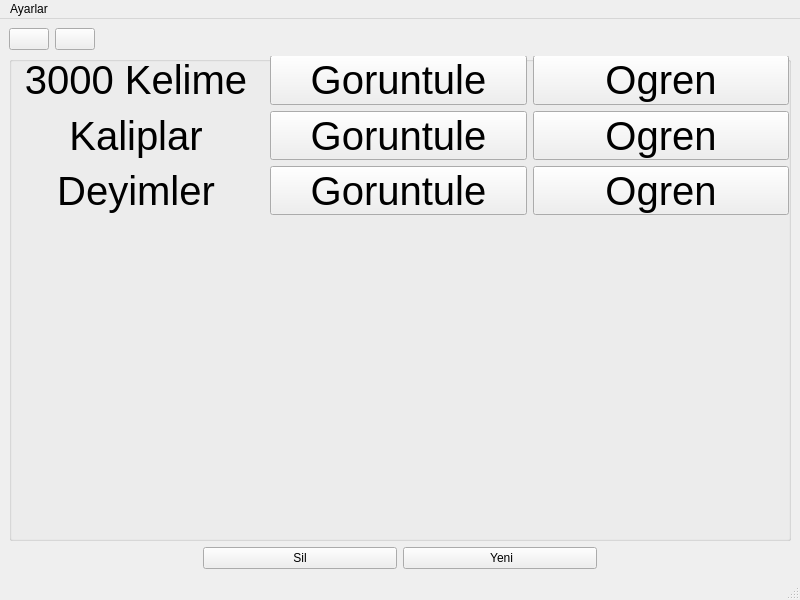
The window that dosya.ui (SuatCobankaya/ingilizce) describes before a commit, drawn with Qt 5.
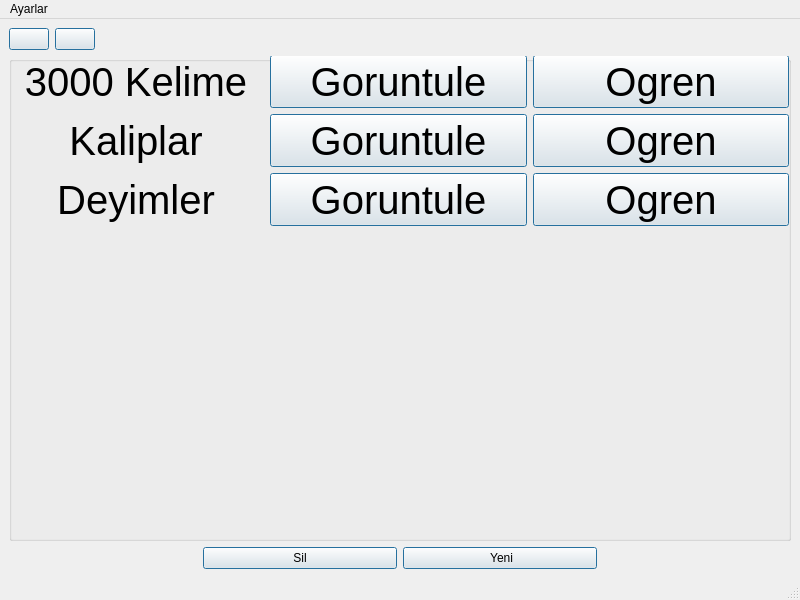
The same window after the commit. Icons and pictures are not drawn.

What changed in the file:
```diff
--- a/dosya.ui
+++ b/dosya.ui
@@ -17,13 +17,26 @@
    <layout class="QVBoxLayout" name="verticalLayout_2">
     <item>
      <layout class="QHBoxLayout" name="horizontalLayout">
+      <property name="sizeConstraint">
+       <enum>QLayout::SizeConstraint::SetDefaultConstraint</enum>
+      </property>
+      <property name="topMargin">
+       <number>0</number>
+      </property>
+      <property name="bottomMargin">
+       <number>0</number>
+      </property>
       <item>
        <widget class="QPushButton" name="pushButton_geri">
         <property name="text">
          <string/>
         </property>
         <property name="icon">
-         <iconset theme="QIcon::ThemeIcon::GoPrevious"/>
+         <iconset>
+          <normaloff>geri.png</normaloff>geri.png</iconset>
+        </property>
+        <property name="default">
+         <bool>true</bool>
         </property>
        </widget>
       </item>
@@ -33,7 +46,11 @@
          <string/>
         </property>
         <property name="icon">
-         <iconset theme="QIcon::ThemeIcon::GoHome"/>
+         <iconset>
+          <normaloff>main.png</normaloff>main.png</iconset>
+        </property>
+        <property name="default">
+         <bool>true</bool>
         </property>
        </widget>
       </item>
@@ -63,10 +80,19 @@
          <x>-1</x>
          <y>-1</y>
          <width>781</width>
-         <height>160</height>
+         <height>171</height>
         </rect>
        </property>
        <layout class="QGridLayout" name="gridLayout">
+        <property name="leftMargin">
+         <number>0</number>
+        </property>
+        <property name="topMargin">
+         <number>0</number>
+        </property>
+        <property name="bottomMargin">
+         <number>0</number>
+        </property>
         <item row="1" column="1">
          <widget class="QPushButton" name="pushButton_2">
           <property name="font">
@@ -77,6 +103,9 @@
           <property name="text">
            <string>Goruntule</string>
           </property>
+          <property name="default">
+           <bool>true</bool>
+          </property>
          </widget>
         </item>
         <item row="0" column="0">
@@ -119,6 +148,9 @@
           <property name="text">
            <string>Goruntule</string>
           </property>
+          <property name="default">
+           <bool>true</bool>
+          </property>
          </widget>
         </item>
         <item row="0" column="1">
@@ -131,6 +163,9 @@
           <property name="text">
            <string>Goruntule</string>
           </property>
+          <property name="default">
+           <bool>true</bool>
+          </property>
          </widget>
         </item>
         <item row="2" column="0">
@@ -158,6 +193,9 @@
           <property name="text">
            <string>Ogren</string>
           </property>
+          <property name="default">
+           <bool>true</bool>
+          </property>
          </widget>
         </item>
         <item row="1" column="2">
@@ -170,6 +208,9 @@
           <property name="text">
            <string>Ogren</string>
           </property>
+          <property name="default">
+           <bool>true</bool>
+          </property>
          </widget>
         </item>
         <item row="2" column="2">
@@ -182,6 +223,9 @@
           <property name="text">
            <string>Ogren</string>
           </property>
+          <property name="default">
+           <bool>true</bool>
+          </property>
          </widget>
         </item>
        </layout>
@@ -220,6 +264,9 @@
         <property name="text">
          <string>Sil</string>
         </property>
+        <property name="default">
+         <bool>true</bool>
+        </property>
        </widget>
       </item>
       <item>
@@ -239,6 +286,9 @@
         <property name="text">
          <string>           Yeni          </string>
         </property>
+        <property name="default">
+         <bool>true</bool>
+        </property>
        </widget>
       </item>
       <item>
```
